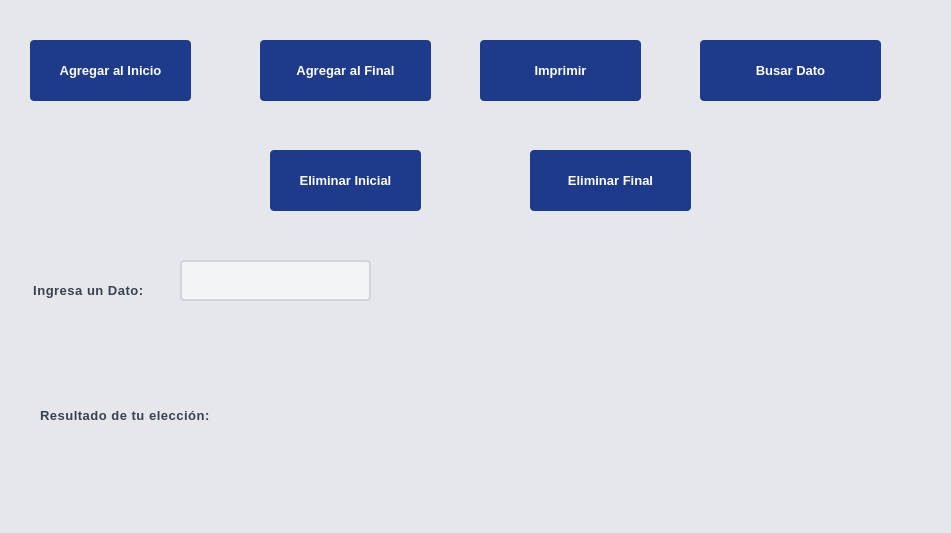
Above: ui/insertarinicio.ui from jpbustamante72421/ClaseViernes12-06-2026 before the change. Below: the same form after it.
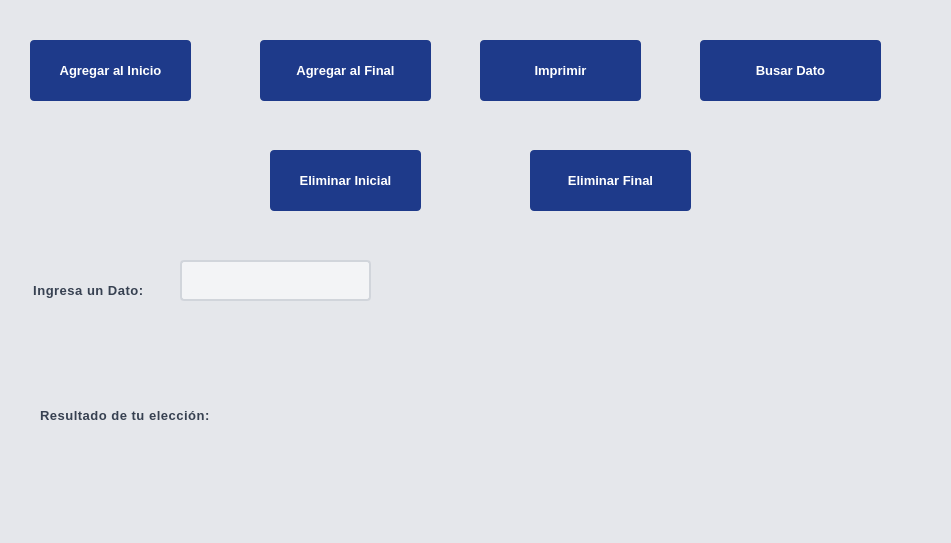
That is the form after the change.

Diff of the .ui file:
```diff
--- a/ui/insertarinicio.ui
+++ b/ui/insertarinicio.ui
@@ -7,7 +7,7 @@
     <x>0</x>
     <y>0</y>
     <width>951</width>
-    <height>533</height>
+    <height>543</height>
    </rect>
   </property>
   <property name="windowTitle">
```
